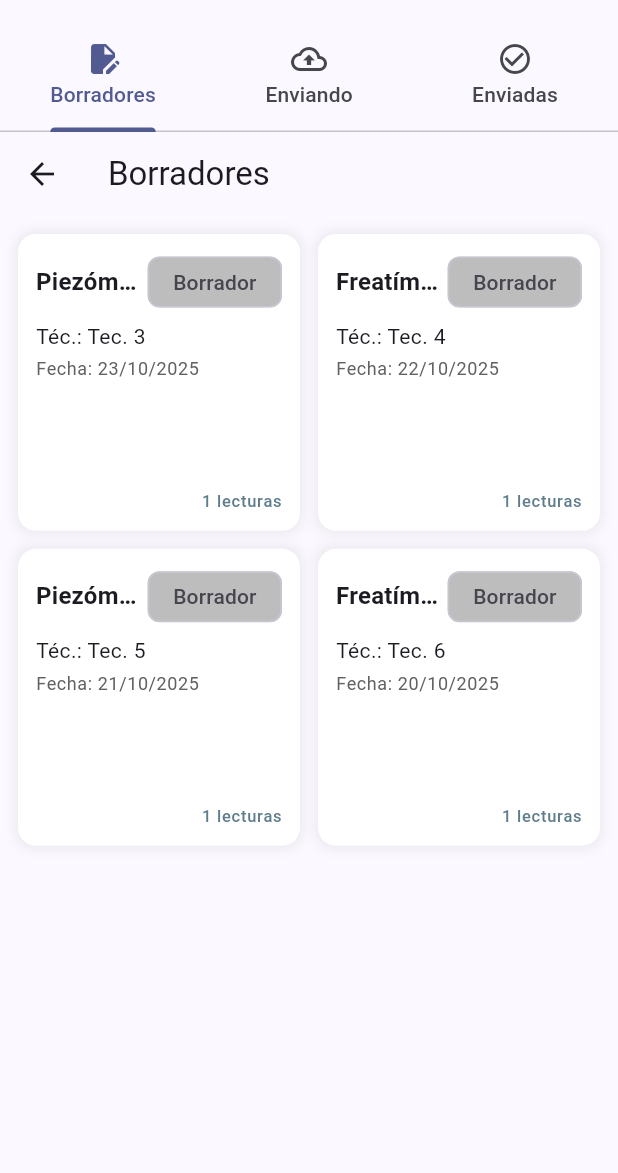
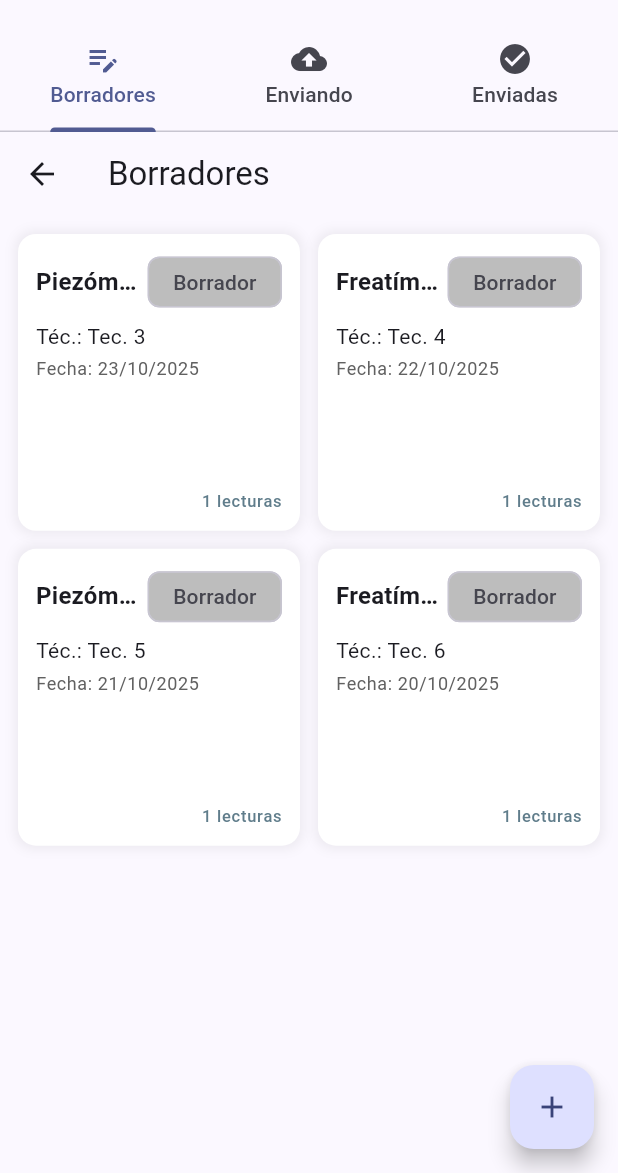
Before and after one commit to leaflores1/cemppsa_field_app, a Flutter app: the screen it shows after launch, after a tap on "Mis planillas", on a phone screen of 412 x 824 dp, the part 63-1236 px from its top. Run offline on Flutter 3.47's test engine with Material 3 defaults, Android fonts, the phone set to English and light mode, and no system bars.

Commit message:
se agrego boton para crear planilla

```diff
--- a/lib/ui/screens/home_screen.dart
+++ b/lib/ui/screens/home_screen.dart
@@ -1,8 +1,10 @@
 import 'package:flutter/material.dart';
 import 'package:provider/provider.dart';
+
 import '../../repositories/planillas_repository.dart';
 import 'planillas_hub_screen.dart';
 import 'ingest_hub_screen.dart';
+import 'form_screen.dart';
 
 class HomeScreen extends StatelessWidget {
   const HomeScreen({super.key});
@@ -26,7 +28,10 @@ class HomeScreen extends StatelessWidget {
               title: 'Mis planillas',
               subtitle:
                   'Accedé a tus planillas guardadas, enviadas o en progreso.',
-              child: Wrap(
+              child: Column(
+                crossAxisAlignment: CrossAxisAlignment.start,
+                children: [
+                  Wrap(
                     spacing: 8,
                     runSpacing: 8,
                     children: [
@@ -47,6 +52,23 @@ class HomeScreen extends StatelessWidget {
                       ),
                     ],
                   ),
+                  const SizedBox(height: 12),
+                  FilledButton.icon(
+                    onPressed: () {
+                      final newId =
+                          context.read<PlanillasRepository>().createDraft();
+                      Navigator.push(
+                        context,
+                        MaterialPageRoute(
+                          builder: (_) => FormScreen(planillaId: newId),
+                        ),
+                      );
+                    },
+                    icon: const Icon(Icons.add),
+                    label: const Text('Crear planilla'),
+                  ),
+                ],
+              ),
               onTap: () {
                 Navigator.push(
                   context,
@@ -57,23 +79,25 @@ class HomeScreen extends StatelessWidget {
             const SizedBox(height: 24),
             _HomeCard(
               title: 'Enviar desde otra fuente',
-              subtitle: 'Exportá o enviá datos manualmente: CSV, fotos o email.',
+              subtitle:
+                  'Exportá o enviá datos manualmente: CSV, fotos o email.',
               child: Wrap(
                 spacing: 10,
                 runSpacing: 10,
                 children: [
                   _QuickButton(
-                    icon: Icons.file_upload_outlined,
+                    icon: Icons.upload_file, // compat
                     label: 'Exportar CSV',
                     onTap: () {
                       Navigator.push(
                         context,
-                        MaterialPageRoute(builder: (_) => const IngestHubScreen()),
+                        MaterialPageRoute(
+                            builder: (_) => const IngestHubScreen()),
                       );
                     },
                   ),
                   _QuickButton(
-                    icon: Icons.cloud_upload_outlined,
+                    icon: Icons.camera_alt, // compat
                     label: 'Subir captura',
                     onTap: () {
                       ScaffoldMessenger.of(context).showSnackBar(
@@ -84,7 +108,7 @@ class HomeScreen extends StatelessWidget {
                     },
                   ),
                   _QuickButton(
-                    icon: Icons.email_outlined,
+                    icon: Icons.email, // compat
                     label: 'Enviar por mail',
                     onTap: () {
                       ScaffoldMessenger.of(context).showSnackBar(
@@ -105,6 +129,18 @@ class HomeScreen extends StatelessWidget {
             ),
           ],
         ),
+      ),
+
+      // FAB extra (con la misma acción de crear)
+      floatingActionButton: FloatingActionButton(
+        onPressed: () {
+          final newId = context.read<PlanillasRepository>().createDraft();
+          Navigator.push(
+            context,
+            MaterialPageRoute(builder: (_) => FormScreen(planillaId: newId)),
+          );
+        },
+        child: const Icon(Icons.add),
       ),
     );
   }
--- a/lib/ui/screens/planillas_hub_screen.dart
+++ b/lib/ui/screens/planillas_hub_screen.dart
@@ -12,12 +12,13 @@ class PlanillasHubScreen extends StatelessWidget {
       length: 3,
       child: Scaffold(
         appBar: AppBar(
+          leading: const BackButton(), // icono de volver explícito
           title: const Text('Mis planillas'),
           bottom: const TabBar(
             tabs: [
-              Tab(icon: Icon(Icons.edit_document), text: 'Borradores'),
-              Tab(icon: Icon(Icons.cloud_upload_outlined), text: 'Enviando'),
-              Tab(icon: Icon(Icons.check_circle_outline), text: 'Enviadas'),
+              Tab(icon: Icon(Icons.edit_note),        text: 'Borradores'), // compat
+              Tab(icon: Icon(Icons.cloud_upload),     text: 'Enviando'),   // compat
+              Tab(icon: Icon(Icons.check_circle),     text: 'Enviadas'),   // compat
             ],
           ),
         ),
@@ -28,6 +29,16 @@ class PlanillasHubScreen extends StatelessWidget {
             SentListScreen(),
           ],
         ),
+        floatingActionButton: FloatingActionButton(
+          tooltip: 'Crear planilla',
+          onPressed: () {
+            // Dejamos la creación en el Home (donde está Repo/Provider a mano),
+            // o podrías inyectar repo aquí también y navegar al formulario.
+            Navigator.pop(context); // Volvemos al Home para crear desde allí, o…
+            // … si prefieres crear aquí, avísame y te paso la versión con Provider.
+          },
+          child: const Icon(Icons.add),
+        ),
       ),
     );
   }
--- a/pubspec.yaml
+++ b/pubspec.yaml
@@ -6,6 +6,7 @@ environment:
 dependencies:
   flutter:
     sdk: flutter
+    uses-material-design: true
   hive: ^2.2.3
   hive_flutter: ^1.1.0
   path_provider: ^2.1.5
```
Also changed, not shown: lib/repositories/planillas_repository.dart (+22 -0 lines), lib/ui/screens/export_csv_screen.dart (+10 -4 lines), lib/ui/screens/ingest_hub_screen.dart (+7 -4 lines). Lines whose indentation alone changed are shown as unchanged.
